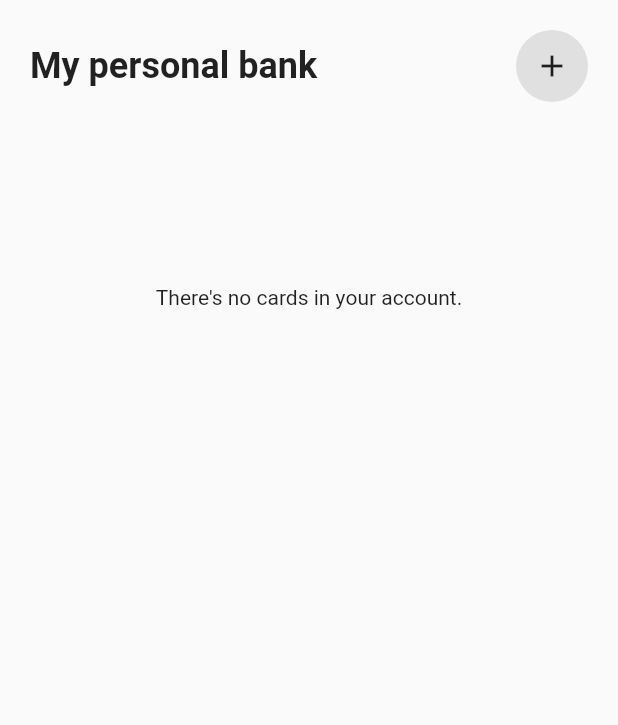
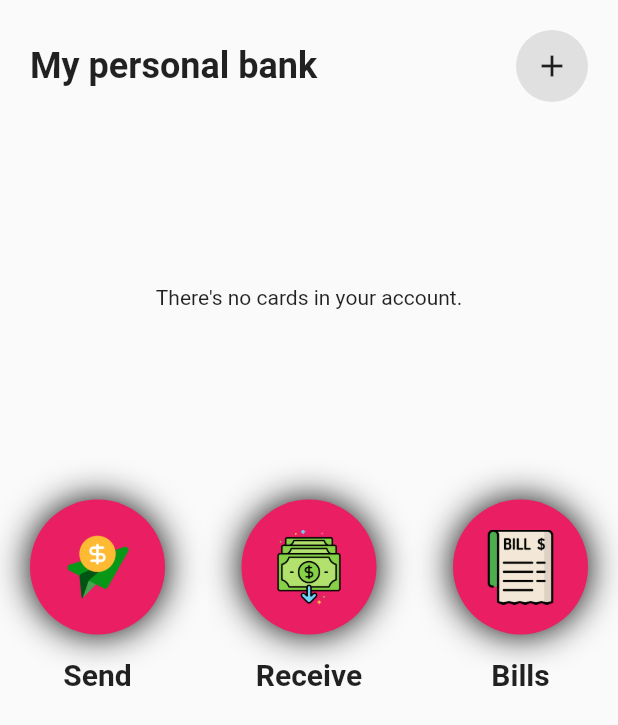
Before and after one commit to BerPGR/flutter-mybank-app, a Flutter app: the screen it shows after launch, on a phone screen of 412 x 824 dp. Shown: the top 725 px of the screen. Run offline on Flutter 3.47's test engine with Material 2 defaults, Android fonts, the phone set to English and light mode, and no system bars; our stand-ins replace smooth_page_indicator.

Commit message:
Added Row with widgets of buttons

```diff
--- a/lib/pages/home_page.dart
+++ b/lib/pages/home_page.dart
@@ -1,6 +1,7 @@
 import 'package:flutter/material.dart';
 import 'package:mybank/model/bank_card.dart';
 import 'package:mybank/pages/card_creator_page.dart';
+import 'package:mybank/widgets/buttons_widget.dart';
 import 'package:mybank/widgets/my_cards.dart';
 import 'package:smooth_page_indicator/smooth_page_indicator.dart';
 
@@ -112,13 +113,28 @@ class _HomePageState extends State<HomePage> {
                       child: Text("There's no cards in your account."),
                     ),
                   SizedBox(
-                    height: 25,
+                    height: 35,
                   ),
 
                   // Row with Send, Receive and Bills buttons.
                   Row(
                     mainAxisAlignment: MainAxisAlignment.spaceBetween,
-                    children: [],
+                    children: [
+                      // Send Button
+                      ButtonWidget(
+                          buttonImgPath: 'assets/images/send.png',
+                          buttonText: 'Send'),
+
+                      //Receive Button
+                      ButtonWidget(
+                          buttonImgPath: 'assets/images/receive.png',
+                          buttonText: 'Receive'),
+
+                      //Bills
+                      ButtonWidget(
+                          buttonImgPath: 'assets/images/bill.png',
+                          buttonText: 'Bills'),
+                    ],
                   )
                 ],
               ),
--- a/lib/widgets/buttons_widget.dart
+++ b/lib/widgets/buttons_widget.dart
@@ -1,6 +1,4 @@
-// ignore_for_file: public_member_api_docs, sort_constructors_first
-import 'package:flutter/src/widgets/framework.dart';
-import 'package:flutter/src/widgets/placeholder.dart';
+import 'package:flutter/material.dart';
 
 class ButtonWidget extends StatelessWidget {
   final String buttonImgPath;
@@ -14,6 +12,27 @@ class ButtonWidget extends StatelessWidget {
 
   @override
   Widget build(BuildContext context) {
-    return const Placeholder();
+    return Column(
+      children: [
+        Container(
+          padding: EdgeInsets.all(20),
+          decoration: BoxDecoration(
+              boxShadow: [BoxShadow(spreadRadius: 0.03, blurRadius: 20)],
+              color: Colors.pink,
+              borderRadius: BorderRadius.circular(45)),
+          height: 90,
+          child: Center(
+            child: Image.asset(buttonImgPath),
+          ),
+        ),
+        SizedBox(
+          height: 15,
+        ),
+        Text(
+          buttonText,
+          style: TextStyle(fontWeight: FontWeight.bold, fontSize: 20),
+        )
+      ],
+    );
   }
 }
```
Also changed, not shown: assets/images/bill.png (added), assets/images/receive.png (added), assets/images/send.png (added).
